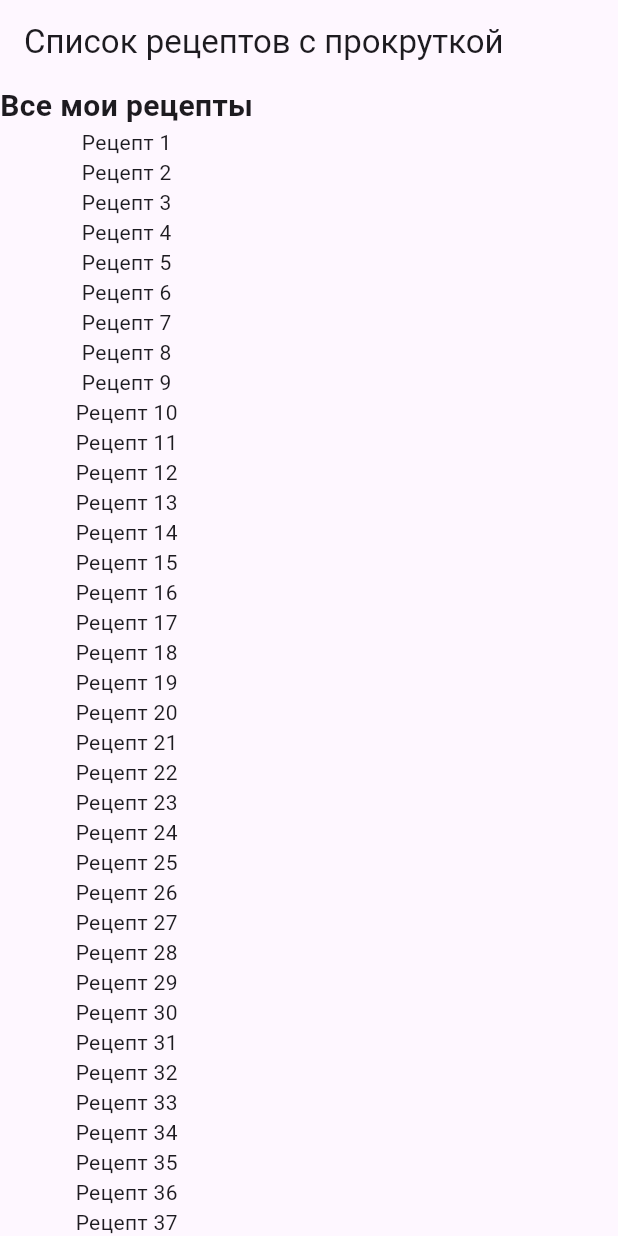
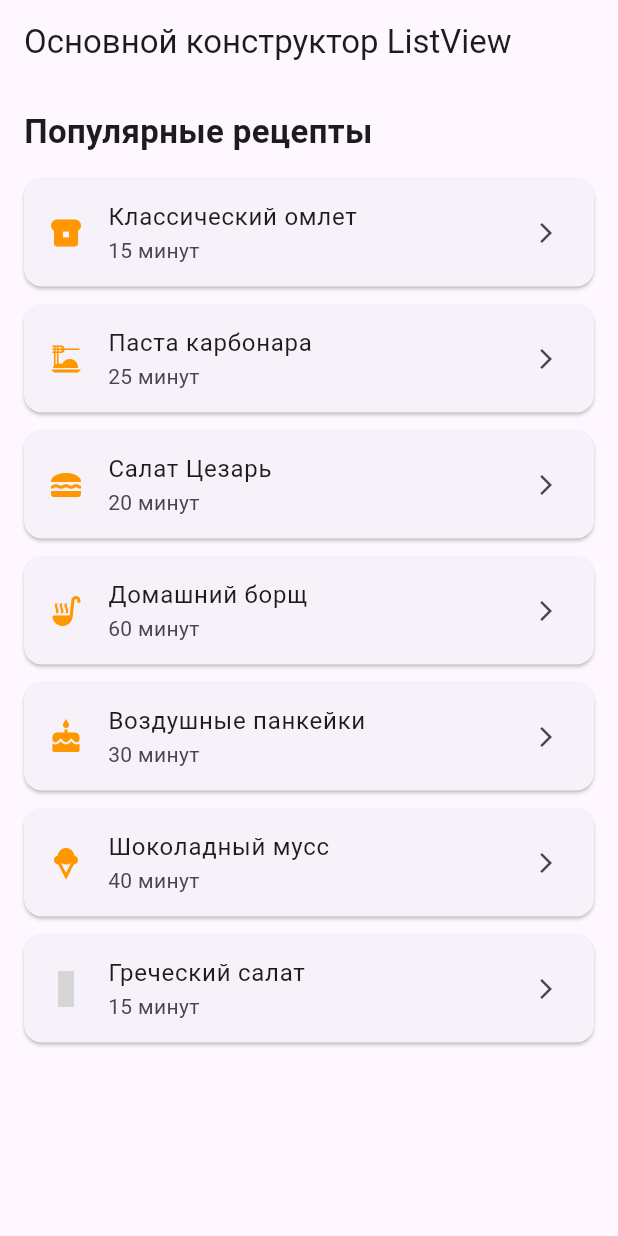
Before and after one commit to verniiiii/flutter4, a Flutter app: the screen it shows after launch, on a phone screen of 412 x 824 dp. Run offline on Flutter 3.47's test engine with Material 3 defaults, Android fonts, the phone set to English and light mode, and no system bars; statements that could not run were skipped; grey boxes are pictures that could not be loaded.

Commit message:
ListView

```diff
--- a/lib/main.dart
+++ b/lib/main.dart
@@ -9,22 +9,53 @@ class MyApp extends StatelessWidget {
 
   @override
   Widget build(BuildContext context) {
-    // Создаем список из 100 рецептов
-    final recipes = List.generate(100, (index) => 'Рецепт ${index + 1}');
+    return MaterialApp(
+      title: 'Кулинарная книга',
+      theme: ThemeData(
+        primarySwatch: Colors.orange,
+      ),
+      home: const RecipeListBasic(),
+    );
+  }
+}
 
-    return MaterialApp(
-      home: Scaffold(
-        appBar: AppBar(
-          title: const Text('Список рецептов с прокруткой'),
-        ),
-        body: SingleChildScrollView( // Оборачиваем Column в SingleChildScrollView
-          child: Column(
-            children: <Widget>[
-              Text('Все мои рецепты', style: TextStyle(fontSize: 20, fontWeight: FontWeight.bold)),
-              ...recipes.map((recipe) => Text(recipe)),
-            ],
+class RecipeListBasic extends StatelessWidget {
+  const RecipeListBasic({super.key});
+
+  @override
+  Widget build(BuildContext context) {
+    return Scaffold(
+      appBar: AppBar(
+        title: const Text('Основной конструктор ListView'),
+      ),
+      body: ListView(
+        padding: const EdgeInsets.all(16.0),
+        children: <Widget>[
+          const Text(
+            'Популярные рецепты',
+            style: TextStyle(fontSize: 22, fontWeight: FontWeight.bold),
           ),
-        ),
+          const SizedBox(height: 16),
+          _buildRecipeCard('Классический омлет', '15 минут', Icons.breakfast_dining),
+          _buildRecipeCard('Паста карбонара', '25 минут', Icons.dinner_dining),
+          _buildRecipeCard('Салат Цезарь', '20 минут', Icons.lunch_dining),
+          _buildRecipeCard('Домашний борщ', '60 минут', Icons.soup_kitchen),
+          _buildRecipeCard('Воздушные панкейки', '30 минут', Icons.cake),
+          _buildRecipeCard('Шоколадный мусс', '40 минут', Icons.icecream),
+          _buildRecipeCard('Греческий салат', '15 минут', Icons.salad),
+        ],
+      ),
+    );
+  }
+
+  Widget _buildRecipeCard(String title, String time, IconData icon) {
+    return Card(
+      margin: const EdgeInsets.only(bottom: 12),
+      child: ListTile(
+        leading: Icon(icon, color: Colors.orange),
+        title: Text(title),
+        subtitle: Text(time),
+        trailing: const Icon(Icons.arrow_forward_ios, size: 16),
       ),
     );
   }
```
